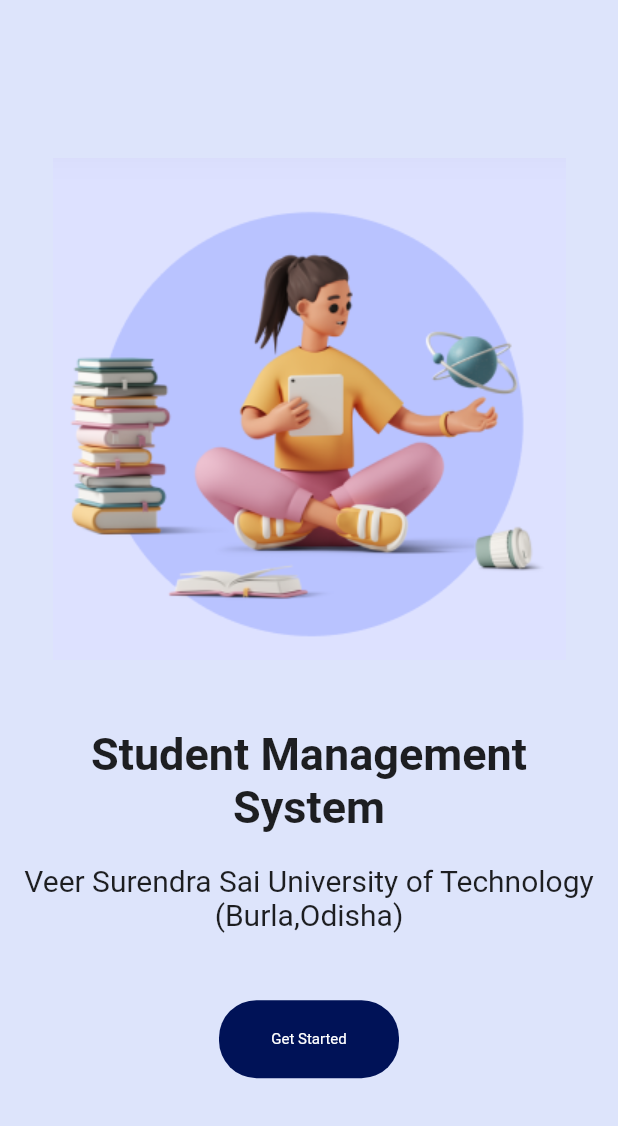
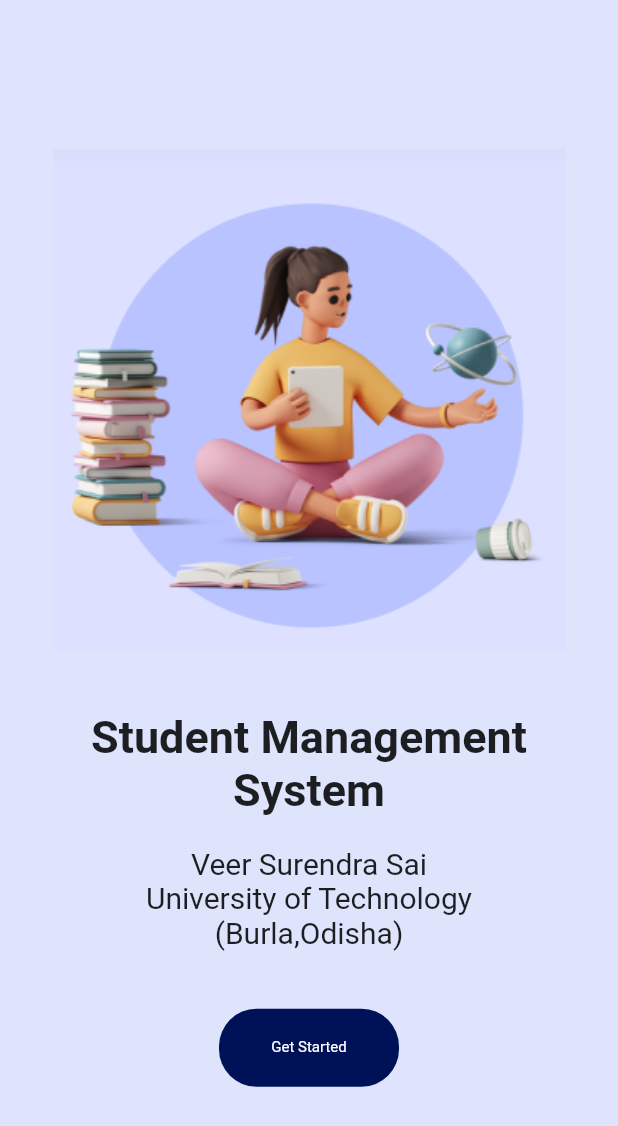
Before and after one commit to EnigmaTasks/SMS, a Flutter app: the screen it shows after launch, on a phone screen of 412 x 824 dp. Shown: the top 1126 px of the screen. Run offline on Flutter 3.47's test engine with Material 2 defaults, Android fonts, the phone set to English and light mode, and no system bars; our stand-ins replace google_fonts.

Commit message:
ui fixed login page

```diff
--- a/lib/Pages/login.dart
+++ b/lib/Pages/login.dart
@@ -19,7 +19,7 @@
               "assets/logpic.png",
               fit: BoxFit.cover,
             ),
-           Column(
+            Column(
               mainAxisAlignment: MainAxisAlignment.center,
               children: [
                 Text(
@@ -34,7 +34,13 @@
                   height: 20,
                 ),
                 Text(
-                  "Veer Surendra Sai University of Technology",
+                  "Veer Surendra Sai",
+                  style: TextStyle(
+                    fontSize: 20,
+                  ),
+                ),
+                Text(
+                  "University of Technology",
                   style: TextStyle(
                     fontSize: 20,
                   ),
--- a/lib/main.dart
+++ b/lib/main.dart
@@ -1,6 +1,7 @@
 import 'package:flutter/material.dart';
 import 'package:sms/Pages/home.dart';
 import 'package:sms/Pages/login.dart';
+import 'package:sms/Pages/profilepage.dart';
 
 int navId = 0;
 
```
Also changed, not shown: pubspec.lock.
